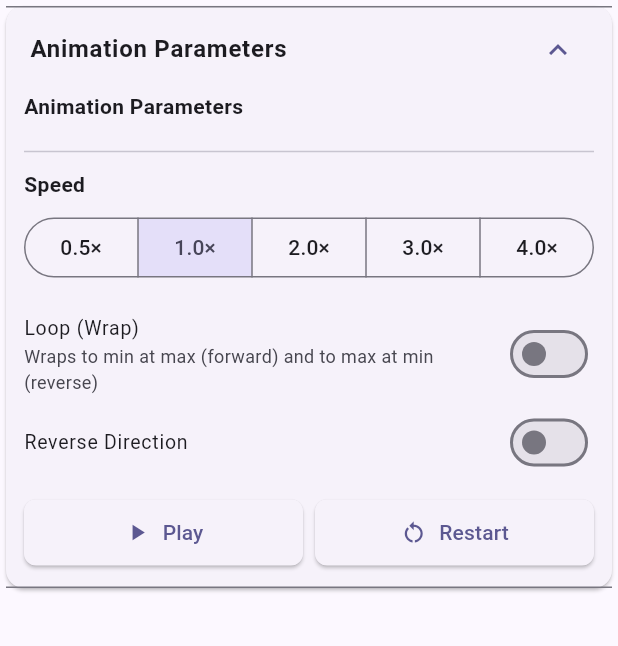
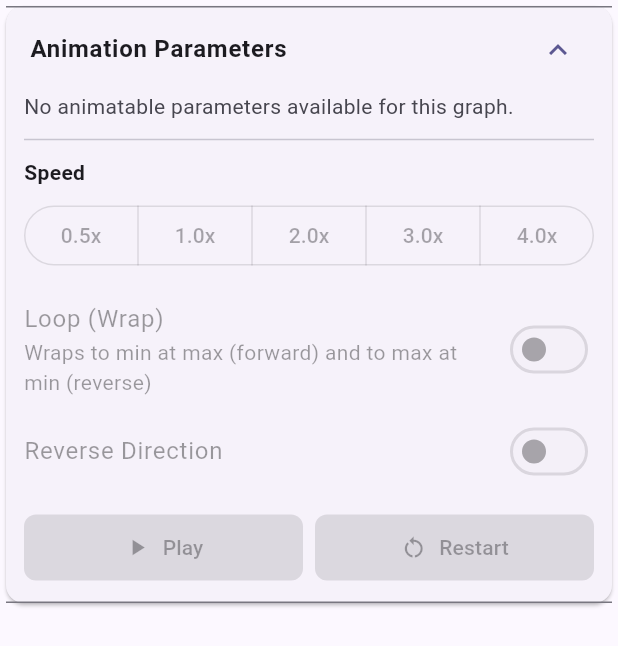
Before and after one commit to wenzhan99/semiconductor_appv2, a Flutter app: the AnimationParametersPanel widget shown alone on an empty page, opened directly with empty values, on a phone screen of 412 x 824 dp. Shown: the top 646 px of the screen. Run offline on Flutter 3.47's test engine with Material 3 defaults, Android fonts, the phone set to English and light mode, and no system bars; our stand-ins replace equatable, fl_chart, hive_flutter; missing offline and left inert: flutter_math_fork; accounts and stored records are empty; statements that could not run were skipped.

Commit message:
Migrate all graphs to StandardGraphPageScaffold + fix animation null-safety

```diff
--- a/lib/ui/graphs/panels/animation_parameters_panel.dart
+++ b/lib/ui/graphs/panels/animation_parameters_panel.dart
@@ -1,5 +1,6 @@
 import 'dart:math' as math;
 
+import 'package:flutter/foundation.dart';
 import 'package:flutter/material.dart';
 import '../core/graph_config.dart';
 import '../../widgets/latex_text.dart';
@@ -27,6 +28,7 @@ class AnimationParametersPanel extends StatefulWidget {
 
 class _AnimationParametersPanelState extends State<AnimationParametersPanel> {
   static const _speedOptions = <double>[0.5, 1.0, 2.0, 3.0, 4.0];
+  String? _lastAutoSelectedId;
 
   String _formatSci(double v) {
     if (v.isNaN || v.isInfinite) return r'--';
@@ -44,6 +46,7 @@ class _AnimationParametersPanelState extends State<AnimationParametersPanel> {
   }
 
   double _nearestSpeed(double current) {
+    if (!_isValidNumber(current)) return _speedOptions.first;
     var nearest = _speedOptions.first;
     var bestDiff = (current - nearest).abs();
     for (final s in _speedOptions.skip(1)) {
@@ -56,11 +59,63 @@ class _AnimationParametersPanelState extends State<AnimationParametersPanel> {
     return nearest;
   }
 
+  List<AnimatableParameter> _safeParameters() {
+    try {
+      return widget.config.parameters;
+    } catch (e) {
+      if (kDebugMode) {
+        debugPrint('AnimationParametersPanel: failed to read parameters: $e');
+      }
+      return const <AnimatableParameter>[];
+    }
+  }
+
+  String? _ensureSelectedParameter(List<AnimatableParameter> parameters) {
+    if (parameters.isEmpty) return null;
+    final selectedId = widget.config.selectedParameterId;
+    final exists = parameters.any((p) => p.id == selectedId);
+    if (exists) {
+      _lastAutoSelectedId = null;
+      return selectedId;
+    }
+
+    final fallbackId = parameters.first.id;
+    if (_lastAutoSelectedId != fallbackId) {
+      _lastAutoSelectedId = fallbackId;
+      if (kDebugMode) {
+        debugPrint(
+            'AnimationParametersPanel: selected id "$selectedId" missing; defaulting to "$fallbackId".');
+      }
+      WidgetsBinding.instance.addPostFrameCallback((_) {
+        if (!mounted) return;
+        widget.config.onParameterSelected(fallbackId);
+      });
+    }
+    return fallbackId;
+  }
+
+  bool _isValidNumber(double value) => !value.isNaN && !value.isInfinite;
+
+  String _formatWithOptionalUnit(double? value, String? unitTex) {
+    if (value == null || !_isValidNumber(value)) return '--';
+    final unit = (unitTex ?? '').trim();
+    final formatted = _formatSci(value);
+    return unit.isEmpty ? formatted : '$formatted\\,$unit';
+  }
+
   @override
   Widget build(BuildContext context) {
     final state = widget.config.state;
     final callbacks = widget.config.callbacks;
     final speedValue = _nearestSpeed(state.speed);
+    final parameters = _safeParameters();
+    final hasParameters = parameters.isNotEmpty;
+    final selectedParameterId = _ensureSelectedParameter(parameters);
+
+    if (!hasParameters && kDebugMode) {
+      debugPrint(
+          'AnimationParametersPanel: no animatable parameters provided. Showing empty state.');
+    }
 
     return Card(
       elevation: 1,
@@ -72,6 +127,7 @@ class _AnimationParametersPanelState extends State<AnimationParametersPanel> {
           style: TextStyle(
             fontSize: _Typo.title,
             fontWeight: FontWeight.w700,
+            fontStyle: FontStyle.normal,
           ),
         ),
         childrenPadding: const EdgeInsets.fromLTRB(12, 0, 12, 12),
@@ -80,15 +136,48 @@ class _AnimationParametersPanelState extends State<AnimationParametersPanel> {
             crossAxisAlignment: CrossAxisAlignment.start,
             children: [
               // List of animatable parameters
-              Text(
-                'Animation Parameters',
-                style: TextStyle(
-                  fontSize: _Typo.sectionLabel,
-                  fontWeight: FontWeight.w600,
+              if (hasParameters)
+                ...[
+                  DropdownButtonFormField<String>(
+                    isExpanded: true,
+                    value: selectedParameterId,
+                    decoration: InputDecoration(
+                      labelText: 'Active parameter',
+                      labelStyle: TextStyle(
+                        fontSize: _Typo.body,
+                        fontStyle: FontStyle.normal,
+                      ),
+                      border: const OutlineInputBorder(),
+                      contentPadding: const EdgeInsets.symmetric(
+                        horizontal: 12,
+                        vertical: 10,
+                      ),
+                    ),
+                    items: parameters
+                        .map(
+                          (param) => DropdownMenuItem<String>(
+                            value: param.id,
+                            child: _ParamLabelRow(param: param),
+                          ),
+                        )
+                        .toList(),
+                    onChanged: (value) {
+                      if (value == null) return;
+                      widget.config.onParameterSelected(value);
+                    },
+                  ),
+                  const SizedBox(height: 10),
+                  ...parameters.map((param) => _buildParameterRow(param)),
+                ]
+              else
+                Text(
+                  'No animatable parameters available for this graph.',
+                  style: TextStyle(
+                    fontSize: _Typo.hint,
+                    fontStyle: FontStyle.normal,
+                    color: Theme.of(context).colorScheme.onSurfaceVariant,
+                  ),
                 ),
-              ),
-              const SizedBox(height: 8),
-              ...widget.config.parameters.map((param) => _buildParameterRow(param)),
               const Divider(height: 24),
 
               // Speed control
@@ -97,6 +186,7 @@ class _AnimationParametersPanelState extends State<AnimationParametersPanel> {
                 style: TextStyle(
                   fontSize: _Typo.sectionLabel,
                   fontWeight: FontWeight.w600,
+                  fontStyle: FontStyle.normal,
                 ),
               ),
               const SizedBox(height: 8),
@@ -106,16 +196,23 @@ class _AnimationParametersPanelState extends State<AnimationParametersPanel> {
                   segments: _speedOptions
                       .map((s) => ButtonSegment(
                             value: s,
-                            label: Text('${s.toStringAsFixed(1)}×',
-                                style: TextStyle(fontSize: _Typo.body)),
+                            label: Text(
+                              '${s.toStringAsFixed(1)}x',
+                              style: TextStyle(
+                                fontSize: _Typo.body,
+                                fontStyle: FontStyle.normal,
+                              ),
+                            ),
                           ))
                       .toList(),
                   selected: {speedValue},
-                  onSelectionChanged: (Set<double> selected) {
-                    if (selected.isNotEmpty) {
-                      callbacks.onSpeedChanged(selected.first);
-                    }
-                  },
+                  onSelectionChanged: hasParameters
+                      ? (Set<double> selected) {
+                          if (selected.isNotEmpty) {
+                            callbacks.onSpeedChanged(selected.first);
+                          }
+                        }
+                      : null,
                   showSelectedIcon: false,
                 ),
               ),
@@ -123,19 +220,38 @@ class _AnimationParametersPanelState extends State<AnimationParametersPanel> {
 
               // Global animation switches
               SwitchListTile(
-                title: Text('Loop (Wrap)', style: TextStyle(fontSize: _Typo.body)),
-                subtitle: Text('Wraps to min at max (forward) and to max at min (reverse)',
-                    style: TextStyle(fontSize: _Typo.hint)),
+                title: Text(
+                  'Loop (Wrap)',
+                  style: TextStyle(
+                    fontSize: _Typo.body,
+                    fontStyle: FontStyle.normal,
+                  ),
+                ),
+                subtitle: Text(
+                  'Wraps to min at max (forward) and to max at min (reverse)',
+                  style: TextStyle(
+                    fontSize: _Typo.hint,
+                    fontStyle: FontStyle.normal,
+                  ),
+                ),
                 value: state.loop,
-                onChanged: callbacks.onLoopChanged,
-                dense: true,
+                onChanged: hasParameters ? callbacks.onLoopChanged : null,
+                dense: false,
+                visualDensity: VisualDensity.standard,
                 contentPadding: EdgeInsets.zero,
               ),
               SwitchListTile(
-                title: Text('Reverse Direction', style: TextStyle(fontSize: _Typo.body)),
+                title: Text(
+                  'Reverse Direction',
+                  style: TextStyle(
+                    fontSize: _Typo.body,
+                    fontStyle: FontStyle.normal,
+                  ),
+                ),
                 value: state.reverse,
-                onChanged: callbacks.onReverseChanged,
-                dense: true,
+                onChanged: hasParameters ? callbacks.onReverseChanged : null,
+                dense: false,
+                visualDensity: VisualDensity.standard,
                 contentPadding: EdgeInsets.zero,
               ),
               const SizedBox(height: 12),
@@ -146,9 +262,17 @@ class _AnimationParametersPanelState extends State<AnimationParametersPanel> {
                 children: [
                   Expanded(
                     child: ElevatedButton.icon(
-                      onPressed: state.isPlaying ? callbacks.onPause : callbacks.onPlay,
+                      onPressed: !hasParameters
+                          ? null
+                          : (state.isPlaying ? callbacks.onPause : callbacks.onPlay),
                       icon: Icon(state.isPlaying ? Icons.pause : Icons.play_arrow, size: 18),
-                      label: Text(state.isPlaying ? 'Pause' : 'Play'),
+                      label: Text(
+                        state.isPlaying ? 'Pause' : 'Play',
+                        style: TextStyle(
+                          fontSize: _Typo.body,
+                          fontStyle: FontStyle.normal,
+                        ),
+                      ),
                       style: ElevatedButton.styleFrom(
                         minimumSize: const Size(0, 36),
                       ),
@@ -157,9 +281,15 @@ class _AnimationParametersPanelState extends State<AnimationParametersPanel> {
                   const SizedBox(width: 8),
                   Expanded(
                     child: ElevatedButton.icon(
-                      onPressed: callbacks.onRestart,
+                      onPressed: hasParameters ? callbacks.onRestart : null,
                       icon: const Icon(Icons.restart_alt, size: 18),
-                      label: const Text('Restart'),
+                      label: Text(
+                        'Restart',
+                        style: TextStyle(
+                          fontSize: _Typo.body,
+                          fontStyle: FontStyle.normal,
+                        ),
+                      ),
                       style: ElevatedButton.styleFrom(
                         minimumSize: const Size(0, 36),
                       ),
@@ -169,7 +299,15 @@ class _AnimationParametersPanelState extends State<AnimationParametersPanel> {
               ),
               if (state.isPlaying && state.progress != null) ...[
                 const SizedBox(height: 8),
-                LinearProgressIndicator(value: state.progress),
+                Builder(
+                  builder: (_) {
+                    final progress = state.progress;
+                    final safeProgress = (progress == null)
+                        ? null
+                        : progress.clamp(0.0, 1.0);
+                    return LinearProgressIndicator(value: safeProgress);
+                  },
+                ),
               ],
             ],
           ),
@@ -179,14 +317,21 @@ class _AnimationParametersPanelState extends State<AnimationParametersPanel> {
   }
 
   Widget _buildParameterRow(AnimatableParameter param) {
+    final unit = param.unit.trim();
+    final onEnabledChanged = param.onEnabledChanged;
+    if (kDebugMode && param.symbol.trim().isEmpty) {
+      debugPrint(
+          'AnimationParametersPanel: parameter "${param.id}" has empty symbol.');
+    }
+
     return Padding(
       padding: const EdgeInsets.symmetric(vertical: 4),
       child: Row(
         children: [
           Checkbox(
             value: param.enabled,
-            onChanged: param.onEnabledChanged != null
-                ? (value) => param.onEnabledChanged!(value ?? false)
+            onChanged: onEnabledChanged != null
+                ? (value) => onEnabledChanged(value ?? false)
                 : null,
           ),
           Expanded(
@@ -194,40 +339,60 @@ class _AnimationParametersPanelState extends State<AnimationParametersPanel> {
               crossAxisAlignment: CrossAxisAlignment.start,
               children: [
                 _ParamLabelRow(param: param),
-                Row(
-                  children: [
-                    Expanded(
-                      child: LatexText(
-                        r'\(Current: ' +
-                            _formatSci(param.currentValue) +
-                            r'\,\mathrm{' +
-                            param.unit +
-                            r'}\)',
-                        style: TextStyle(fontSize: _Typo.body),
-                      ),
-                    ),
-                    const SizedBox(width: 12),
-                    Expanded(
-                      child: LatexText(
-                        r'\(Range: ' +
-                            _formatSci(param.rangeMin) +
-                            r'\,\mathrm{' +
-                            param.unit +
-                            r'} \to ' +
-                            _formatSci(param.rangeMax) +
-                            r'\,\mathrm{' +
-                            param.unit +
-                            r'}\)',
-                        style: TextStyle(fontSize: _Typo.body),
-                      ),
-                    ),
-                  ],
+                const SizedBox(height: 4),
+                _buildValueLine(
+                  label: 'Current:',
+                  valueTex: _formatWithOptionalUnit(param.currentValue, unit),
+                ),
+                const SizedBox(height: 4),
+                _buildValueLine(
+                  label: 'Range:',
+                  valueTex: (_isValidNumber(param.rangeMin) &&
+                          _isValidNumber(param.rangeMax))
+                      ? '${_formatWithOptionalUnit(param.rangeMin, unit)} \\to ${_formatWithOptionalUnit(param.rangeMax, unit)}'
+                      : '--',
                 ),
               ],
             ),
           ),
         ],
       ),
+    );
+  }
+
+  Widget _buildValueLine({
+    required String label,
+    required String valueTex,
+  }) {
+    return Row(
+      children: [
+        Text(
+          label,
+          style: TextStyle(
+            fontSize: _Typo.body,
+            fontWeight: FontWeight.w500,
+            fontStyle: FontStyle.normal,
+          ),
+        ),
+        const SizedBox(width: 8),
+        Expanded(
+          child: Align(
+            alignment: Alignment.centerRight,
+            child: FittedBox(
+              fit: BoxFit.scaleDown,
+              alignment: Alignment.centerRight,
+              child: LatexText(
+                valueTex,
+                style: TextStyle(
+                  fontSize: _Typo.value,
+                  fontWeight: FontWeight.w600,
+                  fontStyle: FontStyle.normal,
+                ),
+              ),
+            ),
+          ),
+        ),
+      ],
     );
   }
 }
@@ -259,10 +424,11 @@ class _ParamLabelRow extends StatelessWidget {
       crossAxisAlignment: CrossAxisAlignment.center,
       children: [
         LatexText(
-          r'\(' + symbolTex + r'\)',
+          symbolTex,
           style: TextStyle(
             fontSize: _Typo.body,
             fontWeight: FontWeight.w600,
+            fontStyle: FontStyle.normal,
           ),
         ),
         if (desc != null) ...[
@@ -273,6 +439,7 @@ class _ParamLabelRow extends StatelessWidget {
               style: TextStyle(
                 fontSize: _Typo.body,
                 fontWeight: FontWeight.w600,
+                fontStyle: FontStyle.normal,
               ),
             ),
           ),
```
Also changed, not shown: 1 other file.
